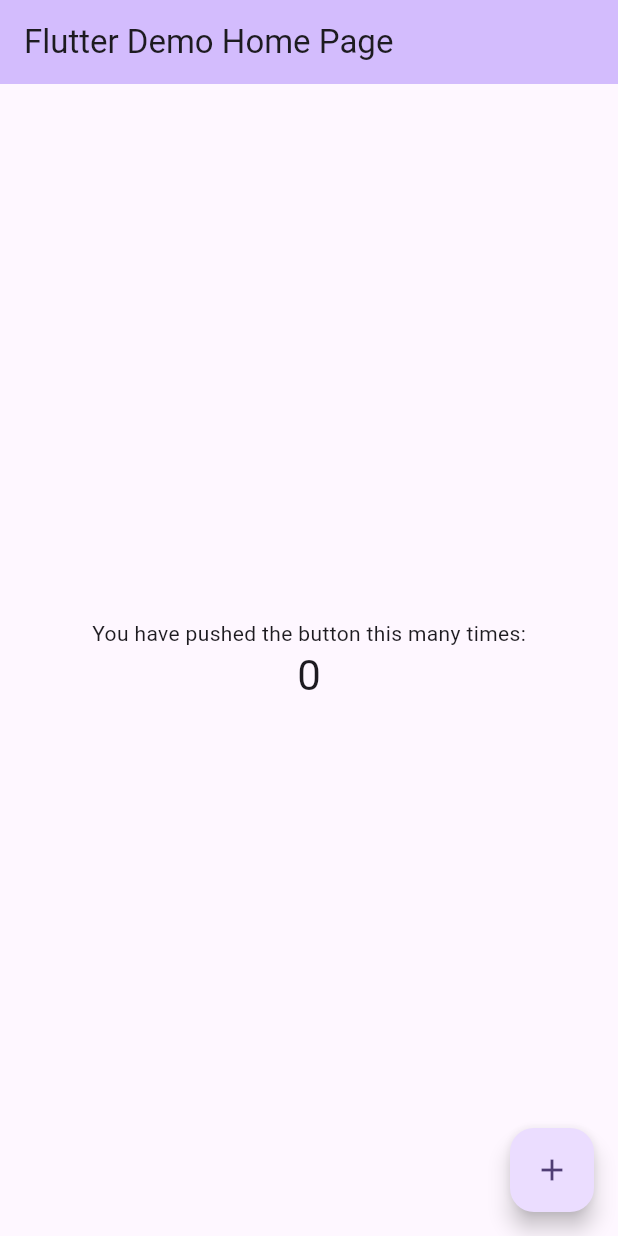
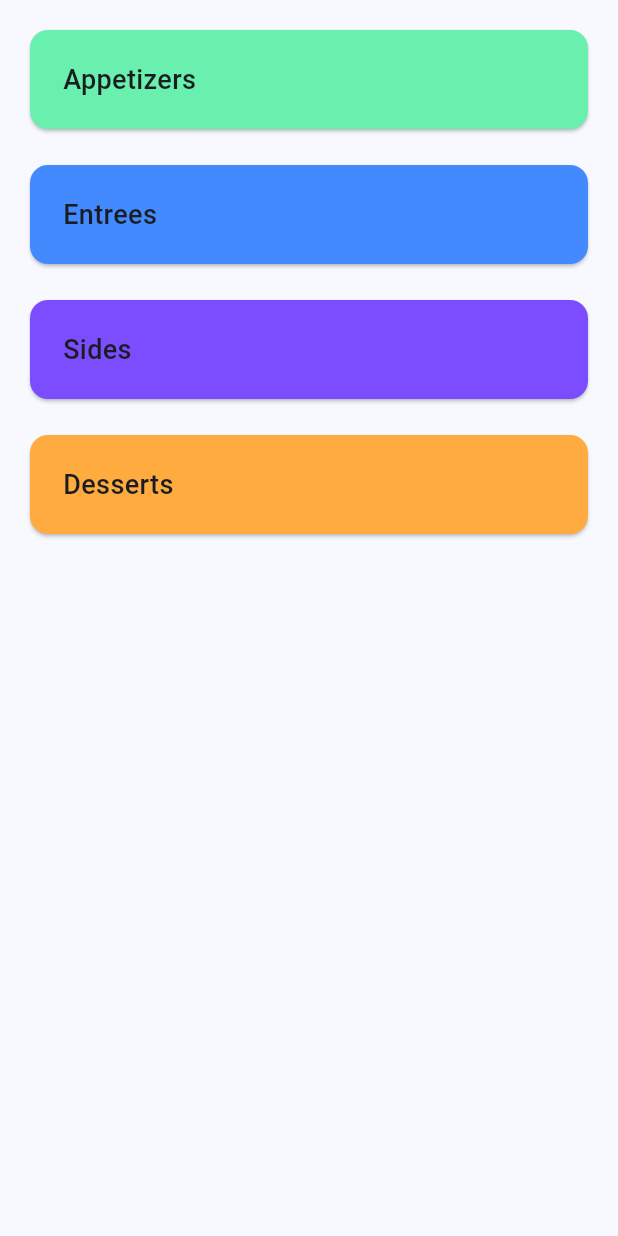
Before and after one commit to a-batts/neutritious, a Flutter app: the screen it shows after launch, on a phone screen of 412 x 824 dp. Run offline on Flutter 3.47's test engine with Material 3 defaults, Android fonts, the light colour scheme and no system bars.

Commit message:
Very very basic interface

```diff
--- a/lib/main.dart
+++ b/lib/main.dart
@@ -11,7 +11,7 @@
   @override
   Widget build(BuildContext context) {
     return MaterialApp(
-      title: 'Flutter Demo',
+      title: 'Flutter Demo!',
       theme: ThemeData(
         // This is the theme of your application.
         //
@@ -28,16 +28,16 @@
         //
         // This works for code too, not just values: Most code changes can be
         // tested with just a hot reload.
-        colorScheme: ColorScheme.fromSeed(seedColor: Colors.deepPurple),
+        colorScheme: ColorScheme.fromSeed(seedColor: Colors.blue),
         useMaterial3: true,
       ),
-      home: const MyHomePage(title: 'Flutter Demo Home Page'),
+      home: const MenuPage(title: 'Flutter Demo Home!'),
     );
   }
 }
 
-class MyHomePage extends StatefulWidget {
-  const MyHomePage({super.key, required this.title});
+class MenuPage extends StatefulWidget {
+  const MenuPage({super.key, required this.title});
 
   // This widget is the home page of your application. It is stateful, meaning
   // that it has a State object (defined below) that contains fields that affect
@@ -51,21 +51,28 @@
   final String title;
 
   @override
-  State<MyHomePage> createState() => _MyHomePageState();
+  State<MenuPage> createState() => _MenuPageState();
 }
 
-class _MyHomePageState extends State<MyHomePage> {
-  int _counter = 0;
-
-  void _incrementCounter() {
-    setState(() {
-      // This call to setState tells the Flutter framework that something has
-      // changed in this State, which causes it to rerun the build method below
-      // so that the display can reflect the updated values. If we changed
-      // _counter without calling setState(), then the build method would not be
-      // called again, and so nothing would appear to happen.
-      _counter++;
-    });
+class _MenuPageState extends State<MenuPage> {
+  Widget _menuItem(String title, Color color) {
+    return (SizedBox(
+      width: double.infinity,
+      child: Card(
+          color: color,
+          child: InkWell(
+            borderRadius: BorderRadius.circular(12.0),
+            onTap: () => {},
+            child: Padding(
+                padding: const EdgeInsets.symmetric(
+                    horizontal: 22.0, vertical: 20.0),
+                child: Text(
+                  title,
+                  style: const TextStyle(
+                      fontSize: 18.0, fontWeight: FontWeight.w500),
+                )),
+          )),
+    ));
   }
 
   @override
@@ -77,18 +84,11 @@
     // fast, so that you can just rebuild anything that needs updating rather
     // than having to individually change instances of widgets.
     return Scaffold(
-      appBar: AppBar(
-        // TRY THIS: Try changing the color here to a specific color (to
-        // Colors.amber, perhaps?) and trigger a hot reload to see the AppBar
-        // change color while the other colors stay the same.
-        backgroundColor: Theme.of(context).colorScheme.inversePrimary,
-        // Here we take the value from the MyHomePage object that was created by
-        // the App.build method, and use it to set our appbar title.
-        title: Text(widget.title),
-      ),
       body: Center(
-        // Center is a layout widget. It takes a single child and positions it
-        // in the middle of the parent.
+          // Center is a layout widget. It takes a single child and positions it
+          // in the middle of the parent.
+          child: Padding(
+        padding: const EdgeInsets.all(16.0),
         child: Column(
           // Column is also a layout widget. It takes a list of children and
           // arranges them vertically. By default, it sizes itself to fit its
@@ -103,23 +103,17 @@
           // TRY THIS: Invoke "debug painting" (choose the "Toggle Debug Paint"
           // action in the IDE, or press "p" in the console), to see the
           // wireframe for each widget.
-          mainAxisAlignment: MainAxisAlignment.center,
+          mainAxisAlignment: MainAxisAlignment.start,
           children: <Widget>[
-            const Text(
-              'You have pushed the button this many times:',
-            ),
-            Text(
-              '$_counter',
-              style: Theme.of(context).textTheme.headlineMedium,
-            ),
+            Wrap(runSpacing: 16.0, children: <Widget>[
+              _menuItem("Appetizers", Colors.greenAccent),
+              _menuItem("Entrees", Colors.blueAccent),
+              _menuItem("Sides", Colors.deepPurpleAccent),
+              _menuItem("Desserts", Colors.orangeAccent),
+            ])
           ],
         ),
-      ),
-      floatingActionButton: FloatingActionButton(
-        onPressed: _incrementCounter,
-        tooltip: 'Increment',
-        child: const Icon(Icons.add),
-      ), // This trailing comma makes auto-formatting nicer for build methods.
+      )),
     );
   }
 }
```
Also changed, not shown: 1 other file.
